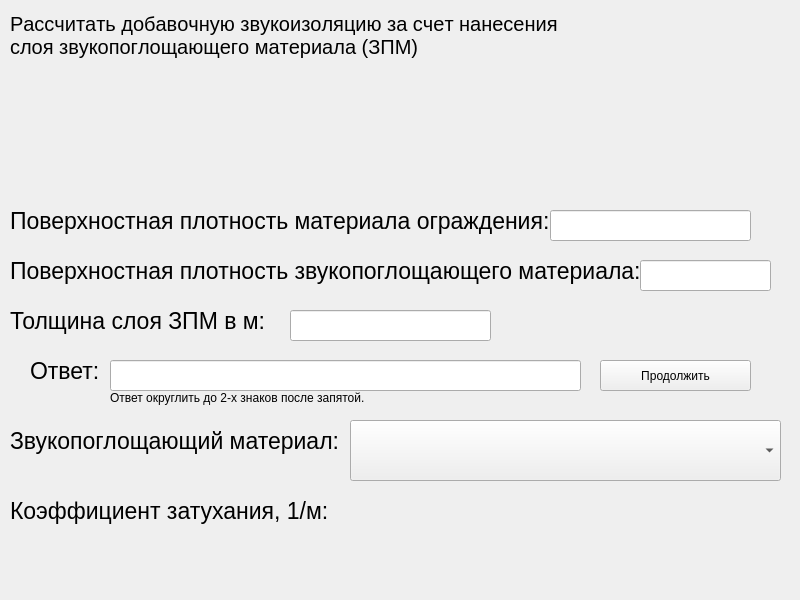
The window that ui/SecondTask/secondSlide.ui (vladserv/new-bgd) describes before a commit, drawn with Qt 5.
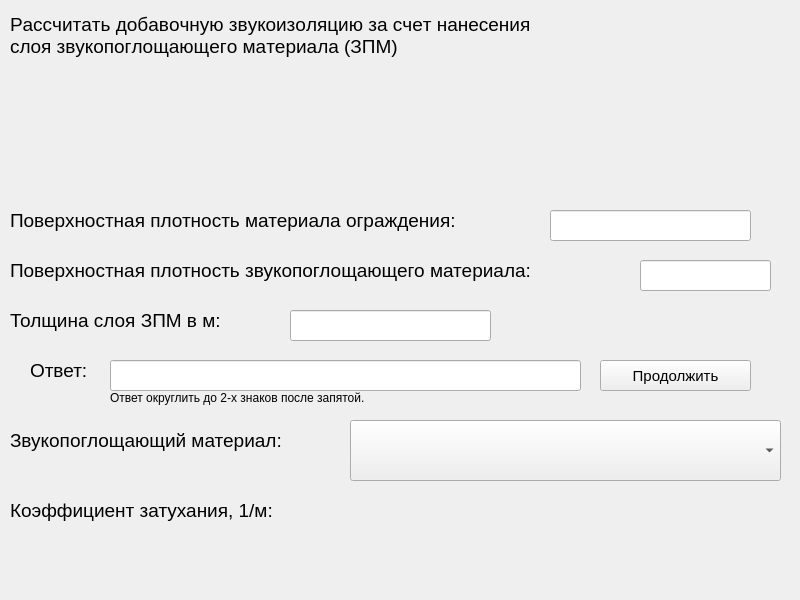
The same window after the commit. Icons and pictures are not drawn.

```diff
--- a/ui/SecondTask/secondSlide.ui
+++ b/ui/SecondTask/secondSlide.ui
@@ -25,7 +25,7 @@
     </property>
     <property name="font">
      <font>
-      <pointsize>17</pointsize>
+      <pointsize>14</pointsize>
      </font>
     </property>
     <property name="text">
@@ -72,6 +72,11 @@
       <height>31</height>
      </rect>
     </property>
+    <property name="font">
+     <font>
+      <pointsize>11</pointsize>
+     </font>
+    </property>
     <property name="text">
      <string>Продолжить</string>
     </property>
@@ -87,7 +92,7 @@
     </property>
     <property name="font">
      <font>
-      <pointsize>17</pointsize>
+      <pointsize>14</pointsize>
      </font>
     </property>
     <property name="text">
@@ -175,7 +180,7 @@
     </property>
     <property name="font">
      <font>
-      <pointsize>17</pointsize>
+      <pointsize>14</pointsize>
      </font>
     </property>
     <property name="text">
@@ -193,7 +198,7 @@
     </property>
     <property name="font">
      <font>
-      <pointsize>17</pointsize>
+      <pointsize>14</pointsize>
      </font>
     </property>
     <property name="text">
@@ -203,15 +208,15 @@
    <widget class="QLabel" name="label_7">
     <property name="geometry">
      <rect>
-      <x>320</x>
+      <x>340</x>
       <y>500</y>
-      <width>71</width>
+      <width>191</width>
       <height>31</height>
      </rect>
     </property>
     <property name="font">
      <font>
-      <pointsize>17</pointsize>
+      <pointsize>14</pointsize>
      </font>
     </property>
     <property name="text">
@@ -244,7 +249,7 @@
     </property>
     <property name="font">
      <font>
-      <pointsize>17</pointsize>
+      <pointsize>14</pointsize>
      </font>
     </property>
     <property name="text">
@@ -277,7 +282,7 @@
     </property>
     <property name="font">
      <font>
-      <pointsize>17</pointsize>
+      <pointsize>14</pointsize>
      </font>
     </property>
     <property name="text">
@@ -301,7 +306,8 @@
     </property>
     <property name="font">
      <font>
-      <pointsize>15</pointsize>
+      <pointsize>14</pointsize>
+      <weight>50</weight>
       <bold>false</bold>
       <kerning>false</kerning>
      </font>
```
Left out of the diff: 10 changed lines with no effect on the pictures.
